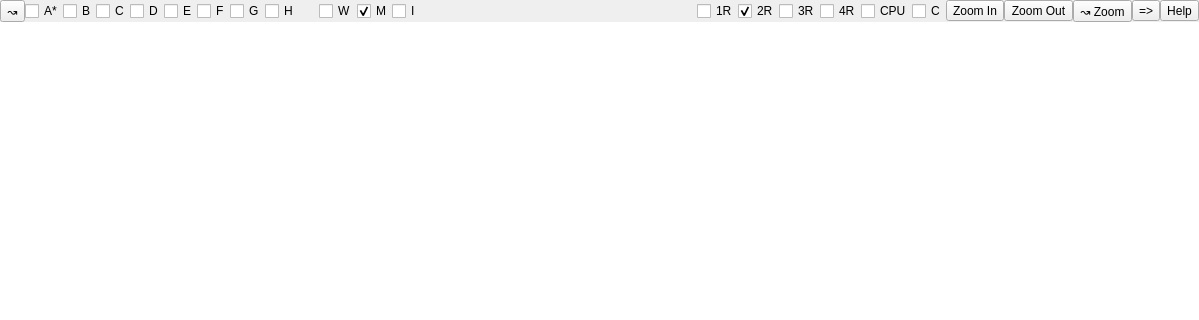
This is Qt/qt4_mixer_widget.ui in kmatheussen/radium as Qt 5 draws it before an edit; both pictures show x 0 to 1199 and y 0 to 320 of the 1199 by 491 pixel window. The edited form follows.
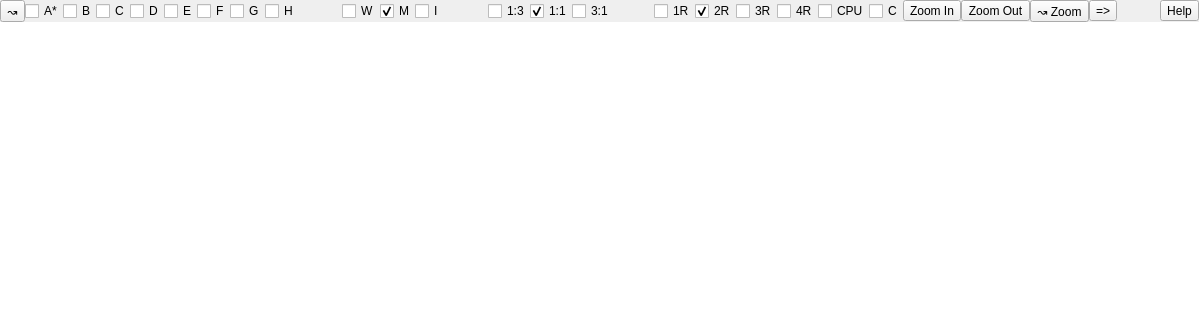
This is the edited form.

Commit message: Mixer: Add 1:3 / 1:1 / 3:1 radio buttons to the main mixer and to the popup menu. API: gui_setLayoutStretch, gui_getVertRatioInMixerStrips, gui_setVertRatioInMixerStrips, gui_createMixerStrips as new optional argument "vert_ratio" (is 1/1 by default).

Diff of the .ui file:
```diff
--- a/Qt/qt4_mixer_widget.ui
+++ b/Qt/qt4_mixer_widget.ui
@@ -188,11 +188,11 @@
          <enum>Qt::Horizontal</enum>
         </property>
         <property name="sizeType">
-         <enum>QSizePolicy::Maximum</enum>
+         <enum>QSizePolicy::Expanding</enum>
         </property>
         <property name="sizeHint" stdset="0">
          <size>
-          <width>20</width>
+          <width>40</width>
           <height>20</height>
          </size>
         </property>
@@ -245,6 +245,70 @@
        </spacer>
       </item>
       <item>
+       <widget class="QWidget" name="strips_layout_widget" native="true">
+        <layout class="QHBoxLayout" name="strips_layout">
+         <property name="spacing">
+          <number>0</number>
+         </property>
+         <property name="leftMargin">
+          <number>0</number>
+         </property>
+         <property name="topMargin">
+          <number>0</number>
+         </property>
+         <property name="rightMargin">
+          <number>0</number>
+         </property>
+         <property name="bottomMargin">
+          <number>0</number>
+         </property>
+         <item>
+          <widget class="QCheckBox" name="ratio13">
+           <property name="text">
+            <string>1:3</string>
+           </property>
+           <attribute name="buttonGroup">
+            <string notr="true">buttonGroup_4</string>
+           </attribute>
+          </widget>
+         </item>
+         <item>
+          <widget class="QCheckBox" name="ratio1">
+           <property name="text">
+            <string>1:1</string>
+           </property>
+           <property name="checked">
+            <bool>true</bool>
+           </property>
+           <attribute name="buttonGroup">
+            <string notr="true">buttonGroup_4</string>
+           </attribute>
+          </widget>
+         </item>
+         <item>
+          <widget class="QCheckBox" name="ratio31">
+           <property name="text">
+            <string>3:1</string>
+           </property>
+           <attribute name="buttonGroup">
+            <string notr="true">buttonGroup_4</string>
+           </attribute>
+          </widget>
+         </item>
+         <item>
+          <spacer name="strips_spacer1">
+           <property name="orientation">
+            <enum>Qt::Horizontal</enum>
+           </property>
+           <property name="sizeHint" stdset="0">
+            <size>
+             <width>40</width>
+             <height>20</height>
+            </size>
+           </property>
+          </spacer>
+         </item>
+         <item>
        <widget class="QCheckBox" name="rows1">
         <property name="text">
          <string>1R</string>
@@ -283,8 +347,11 @@
          <string>4R</string>
         </property>
         <attribute name="buttonGroup">
-         <string notr="true">buttonGroup_2</string>
-        </attribute>
+            <string notr="true">buttonGroup_5</string>
+           </attribute>
+          </widget>
+         </item>
+        </layout>
        </widget>
       </item>
       <item>
@@ -344,6 +411,19 @@
         </property>
        </widget>
       </item>
+      <item>
+       <spacer name="horizontalSpacer_4">
+        <property name="orientation">
+         <enum>Qt::Horizontal</enum>
+        </property>
+        <property name="sizeHint" stdset="0">
+         <size>
+          <width>40</width>
+          <height>20</height>
+         </size>
+        </property>
+       </spacer>
+      </item>
       <item>
        <widget class="QToolButton" name="help_button">
         <property name="text">
```
Left out of the diff: 9 changed lines with no effect on the pictures. Lines whose indentation alone changed are shown as unchanged. The commit also changes 7 other files.
